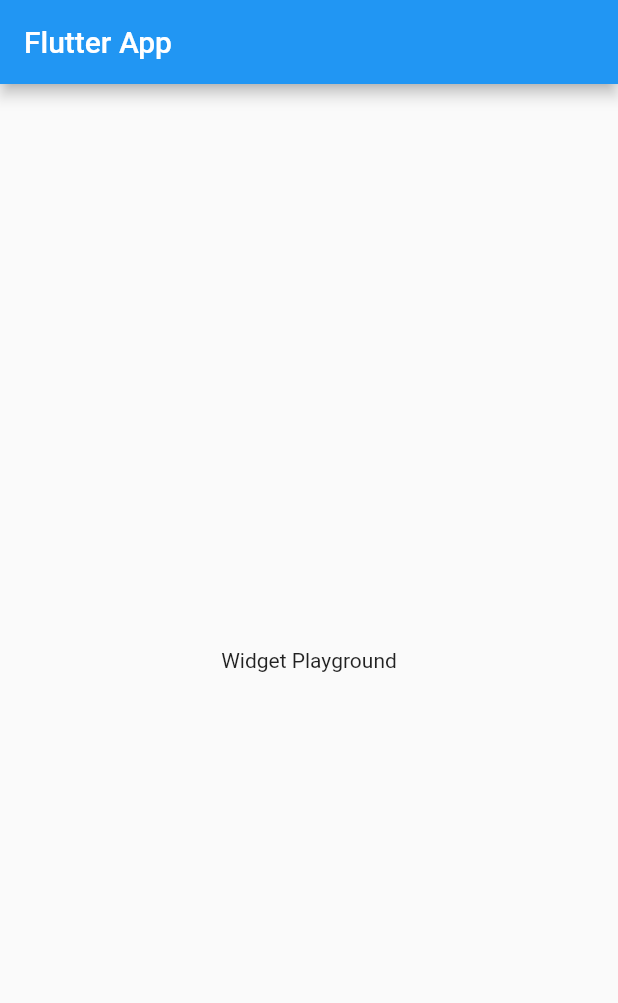
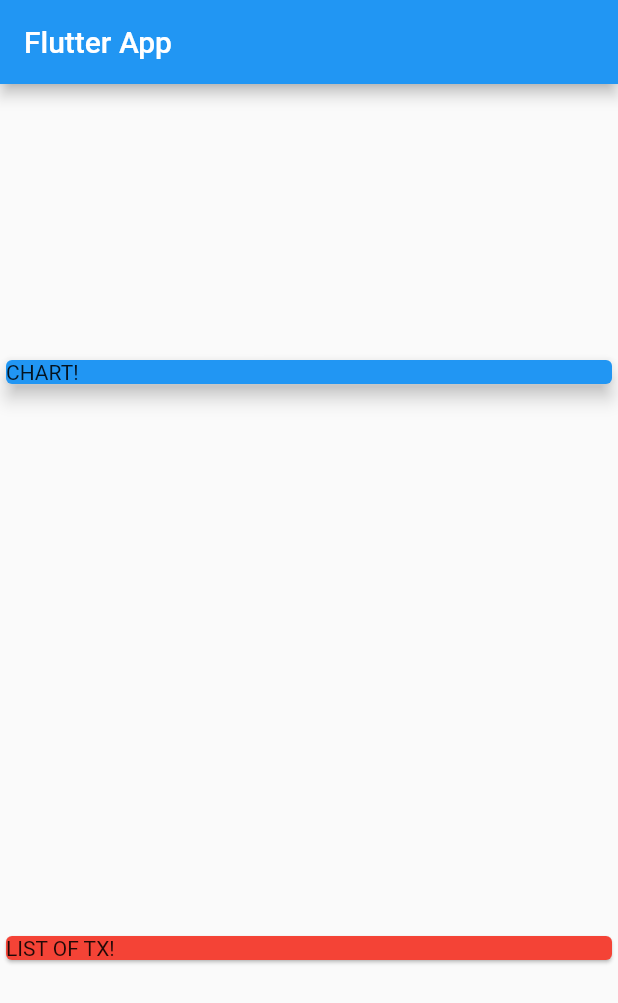
Before and after one commit to ayush987goyal/personal_expenses_app_flutter, a Flutter app: the screen it shows after launch, on a phone screen of 412 x 824 dp. Shown: the top 1003 px of the screen. Run offline on Flutter 3.47's test engine with Material 2 defaults, Android fonts, the phone set to English and light mode, and no system bars.

Commit message:
Add transaction model and dummy list

```diff
--- a/lib/main.dart
+++ b/lib/main.dart
@@ -1,4 +1,6 @@
 import 'package:flutter/material.dart';
+
+import './transaction.dart';
 
 void main() => runApp(MyApp());
 
@@ -13,14 +15,44 @@ class MyApp extends StatelessWidget {
 }
 
 class MyHomePage extends StatelessWidget {
+  final List<Transaction> transactions = [
+    Transaction(
+      id: 't1',
+      title: 'New Shoes',
+      amount: 69.99,
+      date: DateTime.now(),
+    ),
+    Transaction(
+      id: 't2',
+      title: 'Weekely Groceries',
+      amount: 16.53,
+      date: DateTime.now(),
+    ),
+  ];
+
   @override
   Widget build(BuildContext context) {
     return Scaffold(
       appBar: AppBar(
         title: Text('Flutter App'),
       ),
-      body: Center(
-        child: Text('Widget Playground'),
+      body: Column(
+        mainAxisAlignment: MainAxisAlignment.spaceAround,
+        crossAxisAlignment: CrossAxisAlignment.stretch,
+        children: <Widget>[
+          Container(
+            width: double.infinity,
+            child: Card(
+              color: Colors.blue,
+              child: Text('CHART!'),
+              elevation: 5,
+            ),
+          ),
+          Card(
+            color: Colors.red,
+            child: Text('LIST OF TX!'),
+          )
+        ],
       ),
     );
   }
--- /dev/null
+++ b/lib/transaction.dart
@@ -0,0 +1,15 @@
+import 'package:flutter/foundation.dart';
+
+class Transaction {
+  final String id;
+  final String title;
+  final double amount;
+  final DateTime date;
+
+  Transaction({
+    @required this.id,
+    @required this.title,
+    @required this.amount,
+    @required this.date,
+  });
+}
```
